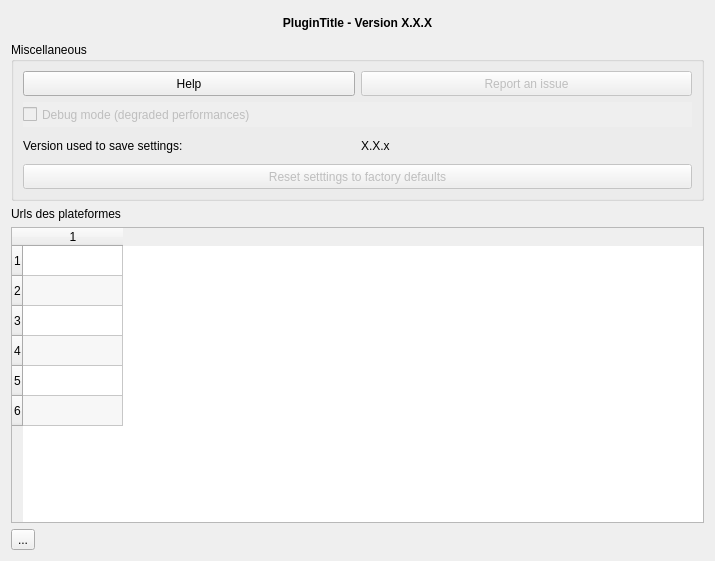
Before: the Qt Designer form plugin/idg/gui/dlg_settings.ui in geo2france/idg-qgis-plugin, drawn with Qt 5.
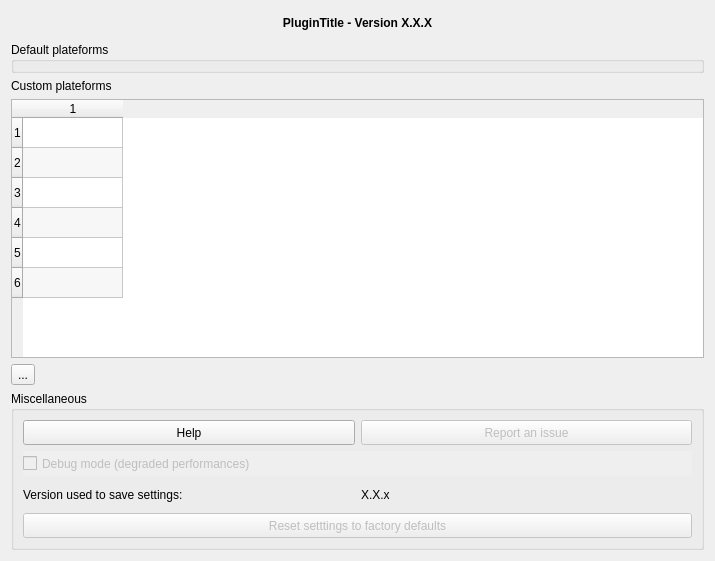
After: the same form once the commit is applied.

```diff
--- a/plugin/idg/gui/dlg_settings.ui
+++ b/plugin/idg/gui/dlg_settings.ui
@@ -60,6 +60,56 @@
      </property>
     </widget>
    </item>
+   <item>
+    <widget class="QGroupBox" name="groupBox_stock">
+     <property name="title">
+      <string>Default plateforms</string>
+     </property>
+    </widget>
+   </item>
+   <item>
+    <widget class="QLabel" name="label">
+     <property name="text">
+      <string>Custom plateforms</string>
+     </property>
+    </widget>
+   </item>
+   <item>
+    <widget class="QTableWidget" name="idgs_list">
+     <property name="lineWidth">
+      <number>1</number>
+     </property>
+     <property name="midLineWidth">
+      <number>-4</number>
+     </property>
+     <property name="sizeAdjustPolicy">
+      <enum>QAbstractScrollArea::AdjustIgnored</enum>
+     </property>
+     <property name="alternatingRowColors">
+      <bool>true</bool>
+     </property>
+     <property name="rowCount">
+      <number>6</number>
+     </property>
+     <property name="columnCount">
+      <number>1</number>
+     </property>
+     <row/>
+     <row/>
+     <row/>
+     <row/>
+     <row/>
+     <row/>
+     <column/>
+    </widget>
+   </item>
+   <item>
+    <widget class="QToolButton" name="btn_addrow">
+     <property name="text">
+      <string notr="true" extracomment="Add row">...</string>
+     </property>
+    </widget>
+   </item>
    <item>
     <widget class="QGroupBox" name="grp_misc">
      <property name="minimumSize">
@@ -237,49 +287,6 @@
      </layout>
     </widget>
    </item>
-   <item>
-    <widget class="QLabel" name="label">
-     <property name="text">
-      <string>Urls des plateformes</string>
-     </property>
-    </widget>
-   </item>
-   <item>
-    <widget class="QTableWidget" name="idgs_list">
-     <property name="lineWidth">
-      <number>1</number>
-     </property>
-     <property name="midLineWidth">
-      <number>-4</number>
-     </property>
-     <property name="sizeAdjustPolicy">
-      <enum>QAbstractScrollArea::AdjustIgnored</enum>
-     </property>
-     <property name="alternatingRowColors">
-      <bool>true</bool>
-     </property>
-     <property name="rowCount">
-      <number>6</number>
-     </property>
-     <property name="columnCount">
-      <number>1</number>
-     </property>
-     <row/>
-     <row/>
-     <row/>
-     <row/>
-     <row/>
-     <row/>
-     <column/>
-    </widget>
-   </item>
-   <item>
-    <widget class="QToolButton" name="btn_addrow">
-     <property name="text">
-      <string extracomment="Add row">...</string>
-     </property>
-    </widget>
-   </item>
   </layout>
  </widget>
  <resources/>
```
Left out of the diff: 2 changed lines with no effect on the pictures.
